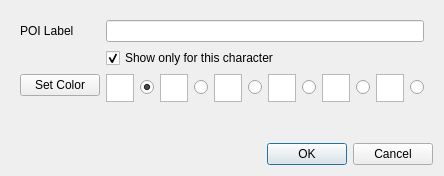
Qt form widgets/map/ui/editpoidialog.ui (matzman666/PyPipboyApp) before a commit.
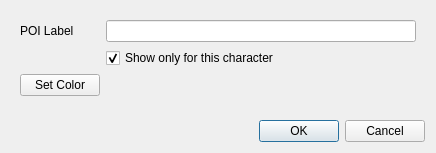
The same form after that commit.

Commit message: GlobalMap POIs: Allow labelless POIs, addition of new icons at runtime, and minor bugfixes

```diff
--- a/widgets/map/ui/editpoidialog.ui
+++ b/widgets/map/ui/editpoidialog.ui
@@ -7,7 +7,7 @@
     <x>0</x>
     <y>0</y>
     <width>436</width>
-    <height>176</height>
+    <height>153</height>
    </rect>
   </property>
   <property name="windowTitle">
@@ -27,264 +27,14 @@
       <item row="0" column="1">
        <widget class="QLineEdit" name="txtPOILabel"/>
       </item>
-      <item row="3" column="1">
-       <layout class="QHBoxLayout" name="horizontalLayout">
-        <item>
-         <widget class="QGraphicsView" name="gvIconPreview_1">
-          <property name="sizePolicy">
-           <sizepolicy hsizetype="Fixed" vsizetype="Fixed">
-            <horstretch>0</horstretch>
-            <verstretch>0</verstretch>
-           </sizepolicy>
-          </property>
-          <property name="minimumSize">
-           <size>
-            <width>28</width>
-            <height>28</height>
-           </size>
-          </property>
-          <property name="maximumSize">
-           <size>
-            <width>28</width>
-            <height>28</height>
-           </size>
-          </property>
-          <property name="baseSize">
-           <size>
-            <width>28</width>
-            <height>28</height>
-           </size>
-          </property>
-          <property name="verticalScrollBarPolicy">
-           <enum>Qt::ScrollBarAlwaysOff</enum>
-          </property>
-          <property name="horizontalScrollBarPolicy">
-           <enum>Qt::ScrollBarAlwaysOff</enum>
-          </property>
-         </widget>
-        </item>
-        <item>
-         <widget class="QRadioButton" name="rdoIcon_1">
-          <property name="text">
-           <string/>
-          </property>
-          <property name="checked">
-           <bool>true</bool>
-          </property>
-         </widget>
-        </item>
-        <item>
-         <widget class="QGraphicsView" name="gvIconPreview_2">
-          <property name="sizePolicy">
-           <sizepolicy hsizetype="Fixed" vsizetype="Fixed">
-            <horstretch>0</horstretch>
-            <verstretch>0</verstretch>
-           </sizepolicy>
-          </property>
-          <property name="minimumSize">
-           <size>
-            <width>28</width>
-            <height>28</height>
-           </size>
-          </property>
-          <property name="maximumSize">
-           <size>
-            <width>28</width>
-            <height>28</height>
-           </size>
-          </property>
-          <property name="baseSize">
-           <size>
-            <width>28</width>
-            <height>28</height>
-           </size>
-          </property>
-          <property name="verticalScrollBarPolicy">
-           <enum>Qt::ScrollBarAlwaysOff</enum>
-          </property>
-          <property name="horizontalScrollBarPolicy">
-           <enum>Qt::ScrollBarAlwaysOff</enum>
-          </property>
-         </widget>
-        </item>
-        <item>
-         <widget class="QRadioButton" name="rdoIcon_2">
-          <property name="text">
-           <string/>
-          </property>
-         </widget>
-        </item>
-        <item>
-         <widget class="QGraphicsView" name="gvIconPreview_3">
-          <property name="sizePolicy">
-           <sizepolicy hsizetype="Fixed" vsizetype="Fixed">
-            <horstretch>0</horstretch>
-            <verstretch>0</verstretch>
-           </sizepolicy>
-          </property>
-          <property name="minimumSize">
-           <size>
-            <width>28</width>
-            <height>28</height>
-           </size>
-          </property>
-          <property name="maximumSize">
-           <size>
-            <width>28</width>
-            <height>28</height>
-           </size>
-          </property>
-          <property name="baseSize">
-           <size>
-            <width>28</width>
-            <height>28</height>
-           </size>
-          </property>
-          <property name="verticalScrollBarPolicy">
-           <enum>Qt::ScrollBarAlwaysOff</enum>
-          </property>
-          <property name="horizontalScrollBarPolicy">
-           <enum>Qt::ScrollBarAlwaysOff</enum>
-          </property>
-         </widget>
-        </item>
-        <item>
-         <widget class="QRadioButton" name="rdoIcon_3">
-          <property name="text">
-           <string/>
-          </property>
-         </widget>
-        </item>
-        <item>
-         <widget class="QGraphicsView" name="gvIconPreview_4">
-          <property name="sizePolicy">
-           <sizepolicy hsizetype="Fixed" vsizetype="Fixed">
-            <horstretch>0</horstretch>
-            <verstretch>0</verstretch>
-           </sizepolicy>
-          </property>
-          <property name="minimumSize">
-           <size>
-            <width>28</width>
-            <height>28</height>
-           </size>
-          </property>
-          <property name="maximumSize">
-           <size>
-            <width>28</width>
-            <height>28</height>
-           </size>
-          </property>
-          <property name="baseSize">
-           <size>
-            <width>28</width>
-            <height>28</height>
-           </size>
-          </property>
-          <property name="verticalScrollBarPolicy">
-           <enum>Qt::ScrollBarAlwaysOff</enum>
-          </property>
-          <property name="horizontalScrollBarPolicy">
-           <enum>Qt::ScrollBarAlwaysOff</enum>
-          </property>
-         </widget>
-        </item>
-        <item>
-         <widget class="QRadioButton" name="rdoIcon_4">
-          <property name="text">
-           <string/>
-          </property>
-         </widget>
-        </item>
-        <item>
-         <widget class="QGraphicsView" name="gvIconPreview_5">
-          <property name="sizePolicy">
-           <sizepolicy hsizetype="Fixed" vsizetype="Fixed">
-            <horstretch>0</horstretch>
-            <verstretch>0</verstretch>
-           </sizepolicy>
-          </property>
-          <property name="minimumSize">
-           <size>
-            <width>28</width>
-            <height>28</height>
-           </size>
-          </property>
-          <property name="maximumSize">
-           <size>
-            <width>28</width>
-            <height>28</height>
-           </size>
-          </property>
-          <property name="baseSize">
-           <size>
-            <width>28</width>
-            <height>28</height>
-           </size>
-          </property>
-          <property name="verticalScrollBarPolicy">
-           <enum>Qt::ScrollBarAlwaysOff</enum>
-          </property>
-          <property name="horizontalScrollBarPolicy">
-           <enum>Qt::ScrollBarAlwaysOff</enum>
-          </property>
-         </widget>
-        </item>
-        <item>
-         <widget class="QRadioButton" name="rdoIcon_5">
-          <property name="text">
-           <string/>
-          </property>
-         </widget>
-        </item>
-        <item>
-         <widget class="QGraphicsView" name="gvIconPreview_6">
-          <property name="sizePolicy">
-           <sizepolicy hsizetype="Fixed" vsizetype="Fixed">
-            <horstretch>0</horstretch>
-            <verstretch>0</verstretch>
-           </sizepolicy>
-          </property>
-          <property name="minimumSize">
-           <size>
-            <width>28</width>
-            <height>28</height>
-           </size>
-          </property>
-          <property name="maximumSize">
-           <size>
-            <width>28</width>
-            <height>28</height>
-           </size>
-          </property>
-          <property name="baseSize">
-           <size>
-            <width>28</width>
-            <height>28</height>
-           </size>
-          </property>
-          <property name="verticalScrollBarPolicy">
-           <enum>Qt::ScrollBarAlwaysOff</enum>
-          </property>
-          <property name="horizontalScrollBarPolicy">
-           <enum>Qt::ScrollBarAlwaysOff</enum>
-          </property>
-         </widget>
-        </item>
-        <item>
-         <widget class="QRadioButton" name="rdoIcon_6">
-          <property name="text">
-           <string/>
-          </property>
-         </widget>
-        </item>
-       </layout>
-      </item>
       <item row="1" column="1">
        <widget class="QCheckBox" name="chkCharacterOnly">
         <property name="text">
          <string>Show only for this character </string>
         </property>
+        <property name="checkable">
+         <bool>true</bool>
+        </property>
         <property name="checked">
          <bool>true</bool>
         </property>
```
Left out of the diff: 7 changed lines with no effect on the pictures. The commit also changes 2 other files.
